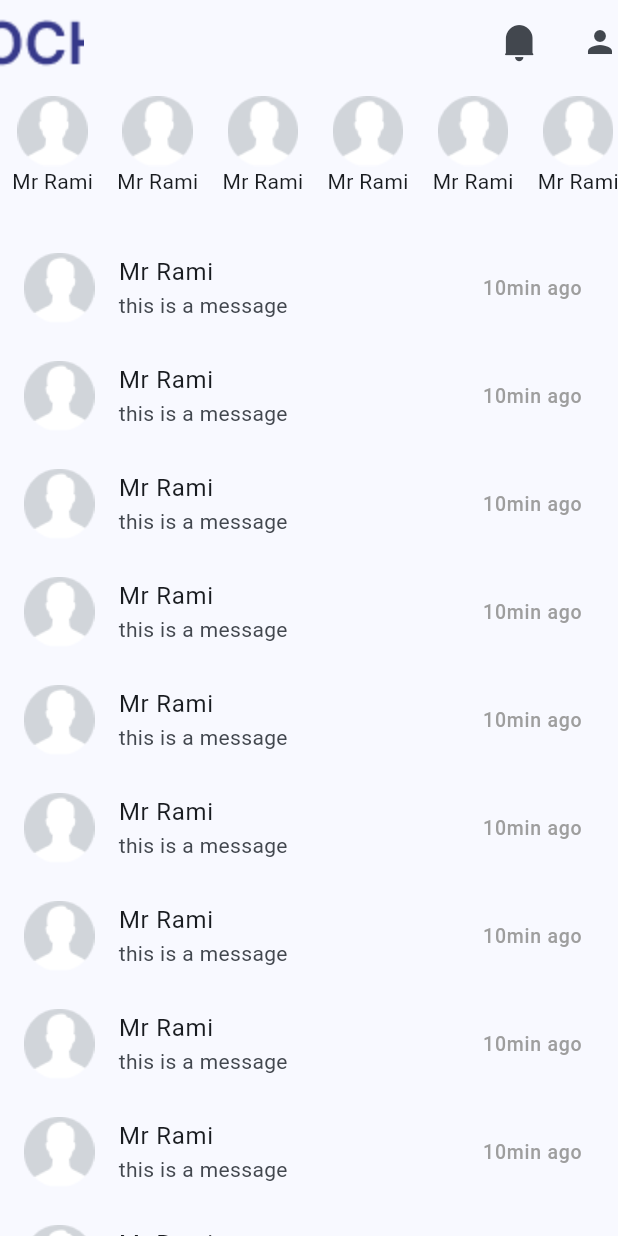
After one commit to RamyBouchareb25/SambaDev, a Flutter app: the screen it shows after launch, on a phone screen of 412 x 824 dp. The commit adds this screen. Run offline on Flutter 3.47's test engine with Material 2 defaults, Android fonts, the phone set to English and light mode, and no system bars; our stand-ins replace cloud_firestore, email_validator, firebase_auth, firebase_core, firebase_messaging, flutter_local_notifications and 3 more; missing offline and left inert: dart:ffi; accounts and stored records are empty; Roboto replaces fonts that are missing (Montserrat); project files that could hold a hidden picture were left out.

Commit message:
class etudiant msgma

```diff
--- /dev/null
+++ b/lib/Pages/rooms.dart
@@ -0,0 +1,90 @@
+import 'package:cloud_firestore/cloud_firestore.dart';
+import 'package:flutter/material.dart';
+import 'package:sambadev/Pages/conversation.dart';
+import 'package:sambadev/widgets/widgets.dart';
+
+class Rooms extends StatefulWidget {
+  const Rooms({super.key});
+
+  @override
+  State<Rooms> createState() => _RoomsState();
+}
+
+class _RoomsState extends State<Rooms> {
+  final FirebaseFirestore _firestore = FirebaseFirestore.instance;
+  Stream<QuerySnapshot<Map<String, dynamic>>> getRooms() {
+    return _firestore.collection('Rooms').snapshots();
+  }
+
+  Widget renderMessages() {
+    return StreamBuilder(
+      stream: getRooms(),
+      builder: (context, snapshot) {
+        return Expanded(
+          child: CustomScrollView(
+            slivers: [
+              SliverList(
+                  delegate: SliverChildBuilderDelegate(childCount: 10,
+                      (context, index) {
+                return ListTile(
+                  leading: Image.asset("Assets/avatar.png"),
+                  title: const Text('Mr Rami'),
+                  subtitle: const Text('this is a message'),
+                  trailing: const Text(
+                    "10min ago",
+                    style: TextStyle(color: Colors.grey, fontSize: 13),
+                  ),
+                  onTap: () {
+                    Navigator.of(context).push(CustomPageRoute(
+                        child: const Conversation(), axis: AxisDirection.left));
+                  },
+                );
+              })),
+              const SliverFillRemaining()
+            ],
+          ),
+        );
+      },
+    );
+  }
+
+  Widget horizontalMessages() {
+    return SizedBox(
+      height: 100,
+      child: Row(
+        children: [
+          Expanded(
+            child: ListView.builder(
+                scrollDirection: Axis.horizontal,
+                itemCount: 10,
+                itemBuilder: (context, index) {
+                  return Padding(
+                    padding: const EdgeInsets.all(8.0),
+                    child: Column(
+                      children: [
+                        Image.asset("Assets/avatar.png"),
+                        const Text("Mr Rami")
+                      ],
+                    ),
+                  );
+                }),
+          ),
+        ],
+      ),
+    );
+  }
+
+  @override
+  Widget build(BuildContext context) {
+    return Scaffold(
+      appBar: appBar(context: context),
+      body: Column(
+        children: [
+
+          horizontalMessages(),
+          renderMessages(),
+        ],
+      ),
+    );
+  }
+}
--- a/lib/main.dart
+++ b/lib/main.dart
@@ -2,11 +2,13 @@ import 'package:firebase_messaging/firebase_messaging.dart';
 import 'package:flutter/foundation.dart';
 import 'package:flutter/material.dart';
 import 'package:firebase_core/firebase_core.dart';
+import 'package:sambadev/Pages/rooms.dart';
 import 'package:sambadev/models/manager.dart';
 import 'package:sambadev/widget_tree.dart';
 import 'firebase_options.dart';
 import 'package:flutter_local_notifications/flutter_local_notifications.dart';
 import 'package:rxdart/rxdart.dart';
+
 Future<void> showNotification(RemoteMessage message) async {
   const NotificationDetails notificationDetails = NotificationDetails(
     android: AndroidNotificationDetails(
@@ -70,7 +72,7 @@ class MyApp extends StatelessWidget {
         colorScheme: ColorScheme.fromSeed(seedColor: const Color(0xFF387DBF)),
         useMaterial3: true,
       ),
-      home: const WidgetTree(),
+      home: const Rooms(),
     );
   }
 }
--- a/lib/widgets/widgets.dart
+++ b/lib/widgets/widgets.dart
@@ -37,8 +37,8 @@ PreferredSizeWidget appBar({required BuildContext context}) {
       'Assets/Logo-1.png',
       fit: BoxFit.fitHeight, // Set the fit property to control the height
     ),
-    actions: [
-      Icon(Icons.notifications),
+    actions: const [
+      Icon(Icomoon.Bell),
       SizedBox(
         width: 30,
       ),
```
Also changed, not shown: lib/Pages/conversation.dart (added, +16 -0 lines), lib/Pages/start.dart (+10 -3 lines), lib/classes/classes.dart (+41 -41 lines), Assets/icons/Tuition.svg (added).
